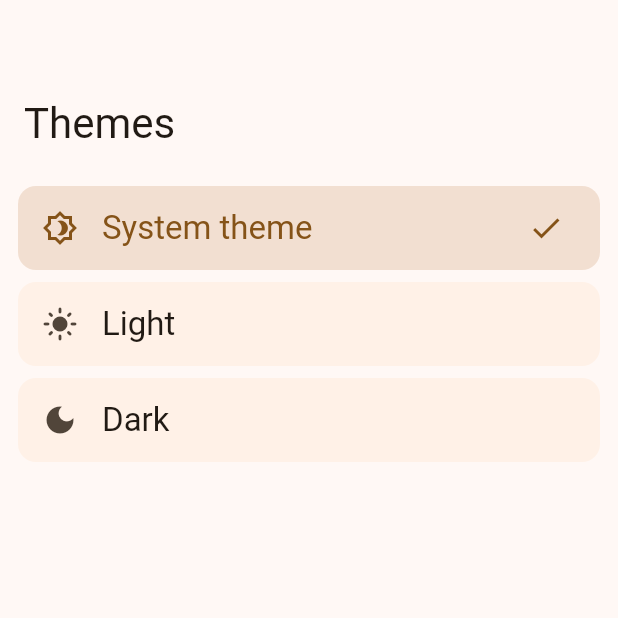
After one commit to alexlwc11/lets_go_gym, a Flutter app: the ThemesScreen screen opened by its route, on a phone screen of 412 x 824 dp, the top half of it. The commit adds this screen. Run offline on Flutter 3.47's test engine with Material 3 defaults, Android fonts, the phone set to English and light mode, and no system bars; our stand-ins replace dio, drift, equatable, flutter_bloc, flutter_secure_storage, freezed_annotation and 6 more; missing offline and left inert: sqlite3; accounts and stored records are empty; generated files the repository leaves out were written again.

Commit message:
feat: themes screen

```diff
--- a/assets/l10n/app_en.arb
+++ b/assets/l10n/app_en.arb
@@ -21,5 +21,9 @@
   "languagesScreen_title": "Languages",
   "languagesScreen_systemTitle": "System language",
   "languagesScreen_enTitle": "English",
-  "languagesScreen_zhTitle": "中文"
+  "languagesScreen_zhTitle": "中文",
+  "themesScreen_title": "Themes",
+  "themesScreen_systemTitle": "System theme",
+  "themesScreen_lightTitle": "Light",
+  "themesScreen_darkTitle": "Dark"
 }
--- /dev/null
+++ b/lib/core/utils/theme_helper.dart
@@ -0,0 +1,19 @@
+import 'dart:ui';
+
+enum ThemeItem {
+  system(''),
+  light('light'),
+  dark('dark');
+
+  final String themeCode;
+  const ThemeItem(this.themeCode);
+}
+
+Brightness? getBrightnessFromThemeCode(String code) {
+  return switch (code) {
+    '' => null,
+    'light' => Brightness.light,
+    'dark' => Brightness.dark,
+    _ => null,
+  };
+}
--- a/lib/domain/repositories/app_settings_repository.dart
+++ b/lib/domain/repositories/app_settings_repository.dart
@@ -1,4 +1,6 @@
 abstract class AppSettingsRepository {
   Future<String> getLanguageSettings();
   Future<void> updateLanguageSettings(String langCode);
+  Future<String> getThemeSettings();
+  Future<void> updateThemeSettings(String themeCode);
 }
--- /dev/null
+++ b/lib/domain/usecases/app_settings/get_current_theme_settings.dart
@@ -0,0 +1,9 @@
+import 'package:lets_go_gym/domain/repositories/app_settings_repository.dart';
+
+class GetCurrentThemeSettings {
+  final AppSettingsRepository repository;
+
+  GetCurrentThemeSettings({required this.repository});
+
+  Future<String> execute() => repository.getThemeSettings();
+}
--- /dev/null
+++ b/lib/domain/usecases/app_settings/update_theme_settings.dart
@@ -0,0 +1,10 @@
+import 'package:lets_go_gym/domain/repositories/app_settings_repository.dart';
+
+class UpdateThemeSettings {
+  final AppSettingsRepository repository;
+
+  UpdateThemeSettings({required this.repository});
+
+  Future<void> execute(String themeCode) =>
+      repository.updateThemeSettings(themeCode);
+}
--- a/lib/router.dart
+++ b/lib/router.dart
@@ -12,6 +12,7 @@ import 'package:lets_go_gym/ui/screens/bookmarks/bookmarks_screen.dart';
 import 'package:lets_go_gym/ui/screens/locations/locations_screen.dart';
 import 'package:lets_go_gym/ui/screens/settings/language_screen.dart';
 import 'package:lets_go_gym/ui/screens/settings/settings_screen.dart';
+import 'package:lets_go_gym/ui/screens/settings/themes_screen.dart';
 
 typedef RouteBuilder = Widget Function(GoRouterState state);
 
@@ -20,7 +21,8 @@ class ScreenPaths {
   static String bookmarks = '/bookmarks';
   static String locations = '/locations';
   static String settings = '/settings';
-  static String language = '$settings/language';
+  static String languages = '$settings/languages';
+  static String themes = '$settings/themes';
 }
 
 final GlobalKey<NavigatorState> _rootNavigatorKey =
@@ -96,12 +98,14 @@ final appRouter = GoRouter(
     ),
     GoRoute(
       parentNavigatorKey: _rootNavigatorKey,
-      path: ScreenPaths.language,
-      builder: (context, __) => BlocProvider.value(
-        value: context.read<LanguageSettingsCubit>(),
-        child: const LanguageScreen(),
-      ),
+      path: ScreenPaths.languages,
+      builder: (_, __) => const LanguageScreen(),
     ),
+    GoRoute(
+      parentNavigatorKey: _rootNavigatorKey,
+      path: ScreenPaths.themes,
+      builder: (_, __) => const ThemesScreen(),
+    )
   ],
 );
 
--- /dev/null
+++ b/lib/ui/bloc/themes/theme_settings_cubit.dart
@@ -0,0 +1,27 @@
+import 'package:flutter_bloc/flutter_bloc.dart';
+import 'package:lets_go_gym/domain/usecases/app_settings/get_current_theme_settings.dart';
+import 'package:lets_go_gym/domain/usecases/app_settings/update_theme_settings.dart';
+
+class ThemeSettingsCubit extends Cubit<String> {
+  final GetCurrentThemeSettings getCurrentThemeSettings;
+  final UpdateThemeSettings updateThemeSettings;
+
+  ThemeSettingsCubit({
+    required this.getCurrentThemeSettings,
+    required this.updateThemeSettings,
+  }) : super('') {
+    loadSettings();
+  }
+
+  Future<void> loadSettings() async {
+    final currentSettings = await getCurrentThemeSettings.execute();
+
+    emit(currentSettings);
+  }
+
+  Future<void> updateSettings(String updatedThemeCode) async {
+    await updateThemeSettings.execute(updatedThemeCode);
+
+    emit(updatedThemeCode);
+  }
+}
--- a/lib/ui/screens/settings/settings_screen.dart
+++ b/lib/ui/screens/settings/settings_screen.dart
@@ -37,9 +37,11 @@ class SettingsScreen extends StatelessWidget {
   void _settingsItemOnTap(BuildContext context, _SettingsItem item) {
     switch (item) {
       case _SettingsItem.language:
-        context.push(ScreenPaths.language);
-      default:
-      // TODO implement
+        context.push(ScreenPaths.languages);
+        break;
+      case _SettingsItem.theme:
+        context.push(ScreenPaths.themes);
+        break;
     }
   }
 }
--- /dev/null
+++ b/lib/ui/screens/settings/themes_screen.dart
@@ -0,0 +1,94 @@
+import 'package:flutter/material.dart';
+import 'package:flutter_bloc/flutter_bloc.dart';
+import 'package:lets_go_gym/core/utils/localization_helper.dart';
+import 'package:lets_go_gym/core/utils/theme_helper.dart';
+import 'package:lets_go_gym/ui/bloc/themes/theme_settings_cubit.dart';
+import 'package:lets_go_gym/ui/components/main_screen_sliver_app_bar.dart';
+
+class ThemesScreen extends StatelessWidget {
+  const ThemesScreen({super.key});
+
+  @override
+  Widget build(BuildContext context) {
+    return Scaffold(
+      body: CustomScrollView(
+        slivers: [
+          MainScreenSliverAppBar(
+            titleText: context.appLocalization.themesScreen_title,
+          ),
+          SliverList(
+            delegate: SliverChildBuilderDelegate(
+              (context, index) => _buildItemTile(
+                  context,
+                  ThemeItem.values[index],
+                  context.watch<ThemeSettingsCubit>().state),
+              childCount: ThemeItem.values.length,
+            ),
+          ),
+        ],
+      ),
+    );
+  }
+
+  Widget _buildItemTile(
+          BuildContext context, ThemeItem item, currentThemeCode) =>
+      _ThemeItemTile(
+        key: ValueKey(item.name),
+        themeItem: item,
+        isSelected: currentThemeCode == item.themeCode,
+        onTap: () {
+          context.read<ThemeSettingsCubit>().updateSettings(item.themeCode);
+        },
+      );
+}
+
+class _ThemeItemTile extends StatelessWidget {
+  final ThemeItem themeItem;
+  final bool isSelected;
+  final VoidCallback? onTap;
+
+  const _ThemeItemTile({
+    super.key,
+    required this.themeItem,
+    this.isSelected = false,
+    this.onTap,
+  });
+
+  @override
+  Widget build(BuildContext context) {
+    return Card(
+      elevation: 0,
+      margin: const EdgeInsets.symmetric(horizontal: 12, vertical: 4),
+      color: isSelected ? Theme.of(context).colorScheme.surfaceVariant : null,
+      clipBehavior: Clip.hardEdge,
+      child: ListTile(
+        leading: Icon(getIcon(themeItem)),
+        title: Text(getTitleText(context, themeItem)),
+        titleTextStyle: Theme.of(context).textTheme.titleLarge,
+        trailing: isSelected ? const Icon(Icons.check) : null,
+        selected: isSelected,
+        onTap: () {
+          if (isSelected) return;
+
+          onTap?.call();
+        },
+      ),
+    );
+  }
+
+  String getTitleText(BuildContext context, ThemeItem themeItem) {
+    return switch (themeItem) {
+      ThemeItem.system => context.appLocalization.themesScreen_systemTitle,
+      ThemeItem.light => context.appLocalization.themesScreen_lightTitle,
+      ThemeItem.dark => context.appLocalization.themesScreen_darkTitle,
+    };
+  }
+
+  IconData getIcon(ThemeItem themeItem) {
+    return switch (themeItem) {
+      ThemeItem.system => Icons.brightness_4_outlined,
+      ThemeItem.light => Icons.light_mode,
+      ThemeItem.dark => Icons.dark_mode,
+    };
+  }
+}
```
Also changed, not shown: assets/l10n/app_zh.arb (+7 -1 lines), lib/data/datasources/local/app_settings_local_data_source.dart (+16 -0 lines), lib/data/repositories/app_settings_repository_impl.dart (+7 -0 lines), lib/di.dart (+9 -0 lines), lib/main.dart (+6 -1 lines), lib/ui/screens/settings/language_screen.dart (+21 -22 lines).
